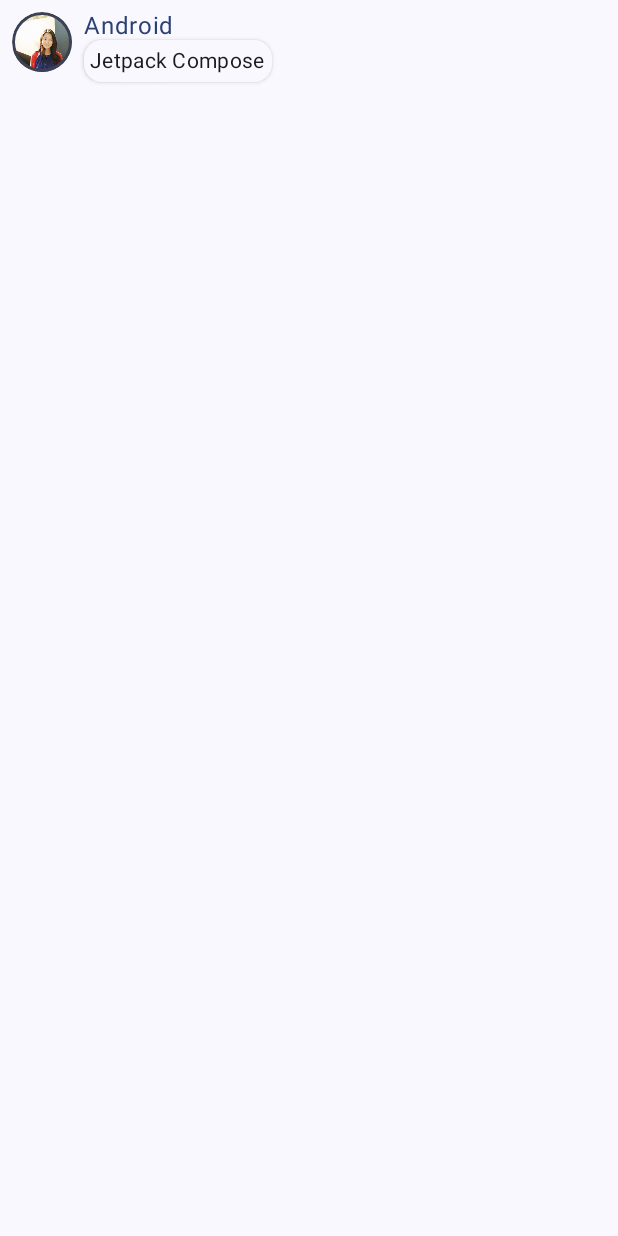
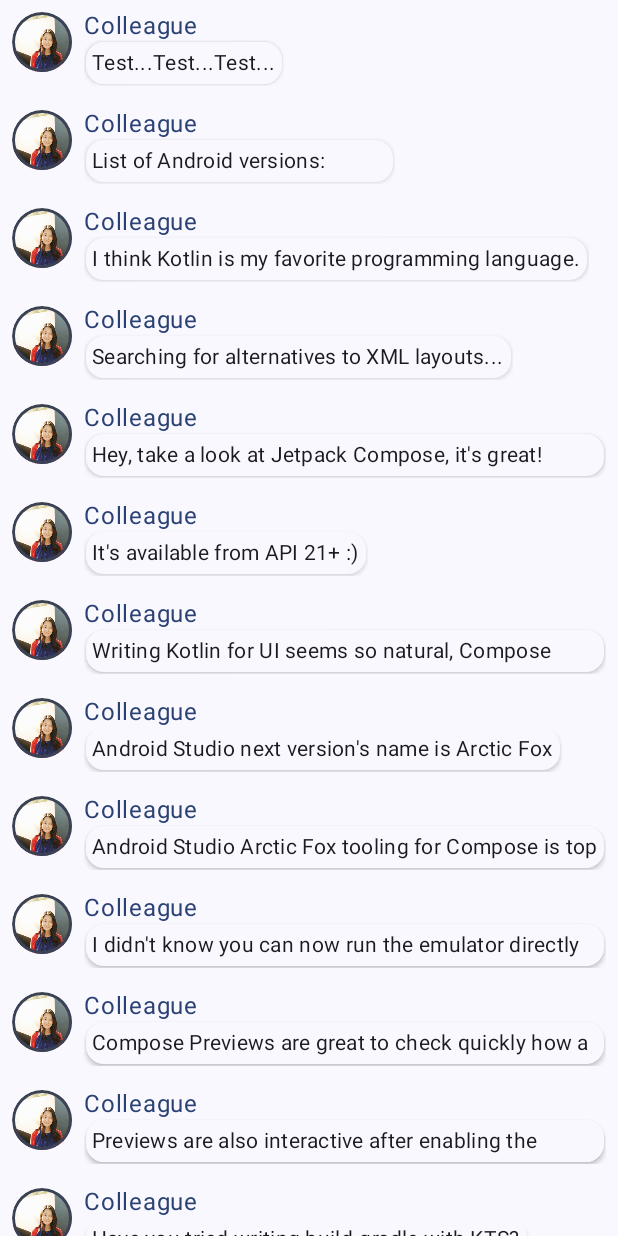
Before and after one commit to PabloQuiroga/composeDemos, an Android app built with Jetpack Compose: the screen it shows after launch (MainActivity), on a phone screen of 412 x 824 dp. Run offline under Robolectric (Android 15) with nearby library versions, the phone set to English and light mode, and no system bars.

Commit message:
Basics 1 - lesson 4

```diff
--- a/app/src/main/java/com/siar/composedemos/views/MainActivity.kt
+++ b/app/src/main/java/com/siar/composedemos/views/MainActivity.kt
@@ -7,8 +7,8 @@ import androidx.compose.foundation.layout.fillMaxSize
 import androidx.compose.material3.Surface
 import androidx.compose.ui.Modifier
 import com.siar.composedemos.ui.theme.ComposeDemosTheme
-import com.siar.composedemos.views.components.MessageCard
-import com.siar.composedemos.views.data.Message
+import com.siar.composedemos.views.components.Conversation
+import com.siar.composedemos.views.data.SampleData
 
 class MainActivity : ComponentActivity() {
     override fun onCreate(savedInstanceState: Bundle?) {
@@ -18,7 +18,7 @@ class MainActivity : ComponentActivity() {
                 Surface(
                     modifier = Modifier.fillMaxSize()
                 ) {
-                    MessageCard(Message("Android", "Jetpack Compose"))
+                    Conversation(messages = SampleData.conversationSample)
                 }
             }
         }
--- /dev/null
+++ b/app/src/main/java/com/siar/composedemos/views/components/Conversation.kt
@@ -0,0 +1,31 @@
+package com.siar.composedemos.views.components
+
+import androidx.compose.foundation.lazy.LazyColumn
+import androidx.compose.foundation.lazy.items
+import androidx.compose.runtime.Composable
+import androidx.compose.ui.tooling.preview.Preview
+import com.siar.composedemos.ui.theme.ComposeDemosTheme
+import com.siar.composedemos.views.data.Message
+import com.siar.composedemos.views.data.SampleData
+
+@Composable
+fun Conversation(
+    messages: List<Message>
+) {
+    LazyColumn{
+        items(messages) {message ->
+            MessageCard(msg = message)
+        }
+    }
+}
+
+@Preview(
+    name = "Light mode",
+    showBackground = true
+)
+@Composable
+fun ConveresationPreview(){
+    ComposeDemosTheme {
+        Conversation(SampleData.conversationSample)
+    }
+}
--- a/app/src/main/java/com/siar/composedemos/views/components/MessageCard.kt
+++ b/app/src/main/java/com/siar/composedemos/views/components/MessageCard.kt
@@ -1,8 +1,11 @@
 package com.siar.composedemos.views.components
 
 import android.content.res.Configuration
+import androidx.compose.animation.animateColorAsState
+import androidx.compose.animation.animateContentSize
 import androidx.compose.foundation.Image
 import androidx.compose.foundation.border
+import androidx.compose.foundation.clickable
 import androidx.compose.foundation.layout.Column
 import androidx.compose.foundation.layout.Row
 import androidx.compose.foundation.layout.Spacer
@@ -14,6 +17,10 @@ import androidx.compose.material3.MaterialTheme
 import androidx.compose.material3.Surface
 import androidx.compose.material3.Text
 import androidx.compose.runtime.Composable
+import androidx.compose.runtime.getValue
+import androidx.compose.runtime.mutableStateOf
+import androidx.compose.runtime.remember
+import androidx.compose.runtime.setValue
 import androidx.compose.ui.Modifier
 import androidx.compose.ui.draw.clip
 import androidx.compose.ui.res.painterResource
@@ -26,6 +33,14 @@ import com.siar.composedemos.views.data.Message
 
 @Composable
 fun MessageCard(msg: Message) {
+
+    // track if message is expanded or not
+    var isExpanded by remember { mutableStateOf(false) }
+    //surface color will be updated
+    val surfaceColor by animateColorAsState(
+        if(isExpanded) MaterialTheme.colorScheme.primary else MaterialTheme.colorScheme.surface,
+    )
+
     Row(
         modifier = Modifier.padding(all = 8.dp)
     ) {
@@ -38,7 +53,9 @@ fun MessageCard(msg: Message) {
                 .border(1.5.dp, MaterialTheme.colorScheme.secondary, CircleShape)
         )
         Spacer(modifier = Modifier.width(8.dp))
-        Column {
+        Column(
+            modifier = Modifier.clickable { isExpanded = !isExpanded }
+        ) {
             Text(
                 text = msg.author,
                 color = MaterialTheme.colorScheme.primary,
@@ -47,11 +64,14 @@ fun MessageCard(msg: Message) {
             Spacer(modifier = Modifier.width(4.dp))
             Surface(
                 shape = MaterialTheme.shapes.medium,
-                shadowElevation = 2.dp
+                shadowElevation = 2.dp,
+                color = surfaceColor,
+                modifier = Modifier.animateContentSize().padding(1.dp)
             ) {
                 Text(
                     text = msg.body,
                     modifier = Modifier.padding(all = 4.dp),
+                    maxLines = if(isExpanded) Int.MAX_VALUE else 1,
                     style = MaterialTheme.typography.bodyMedium
                 )
             }
@@ -71,7 +91,7 @@ fun MessageCard(msg: Message) {
 @Composable
 fun PreviewMessageCard() {
     ComposeDemosTheme {
-        Surface{
+        Surface {
             MessageCard(
                 msg = Message(
                     "Colleague",
--- /dev/null
+++ b/app/src/main/java/com/siar/composedemos/views/data/SampleData.kt
@@ -0,0 +1,72 @@
+package com.siar.composedemos.views.data
+
+object SampleData {
+    // Sample conversation data
+    val conversationSample = listOf(
+        Message(
+            "Colleague",
+            "Test...Test...Test..."
+        ),
+        Message(
+            "Colleague",
+            "List of Android versions:\n" +
+                    "Android KitKat (API 19)\n" +
+                    "Android Lollipop (API 21)\n" +
+                    "Android Marshmallow (API 23)\n" +
+                    "Android Nougat (API 24)\n" +
+                    "Android Oreo (API 26)\n" +
+                    "Android Pie (API 28)\n" +
+                    "Android 10 (API 29)\n" +
+                    "Android 11 (API 30)\n" +
+                    "Android 12 (API 31)\n"
+        ),
+        Message(
+            "Colleague",
+            "I think Kotlin is my favorite programming language.\n" +
+                    "It's so much fun!"
+        ),
+        Message(
+            "Colleague",
+            "Searching for alternatives to XML layouts..."
+        ),
+        Message(
+            "Colleague",
+            "Hey, take a look at Jetpack Compose, it's great!\n" +
+                    "It's the Android's modern toolkit for building native UI." +
+                    "It simplifies and accelerates UI development on Android." +
+                    "Less code, powerful tools, and intuitive Kotlin APIs :)"
+        ),
+        Message(
+            "Colleague",
+            "It's available from API 21+ :)"
+        ),
+        Message(
+            "Colleague",
+            "Writing Kotlin for UI seems so natural, Compose where have you been all my life?"
+        ),
+        Message(
+            "Colleague",
+            "Android Studio next version's name is Arctic Fox"
+        ),
+        Message(
+            "Colleague",
+            "Android Studio Arctic Fox tooling for Compose is top notch ^_^"
+        ),
+        Message(
+            "Colleague",
+            "I didn't know you can now run the emulator directly from Android Studio"
+        ),
+        Message(
+            "Colleague",
+            "Compose Previews are great to check quickly how a composable layout looks like"
+        ),
+        Message(
+            "Colleague",
+            "Previews are also interactive after enabling the experimental setting"
+        ),
+        Message(
+            "Colleague",
+            "Have you tried writing build.gradle with KTS?"
+        ),
+    )
+}
```
